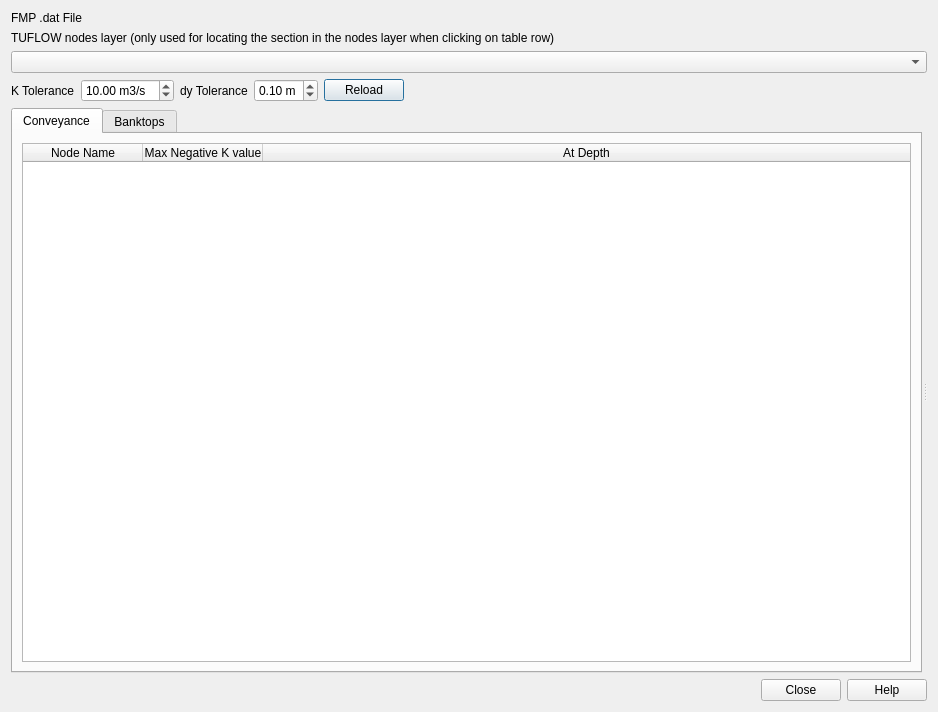
Old version of the form mod_check/forms/ui_fmpsectionproperty_check_dialog.ui in the repository duncan-r/ModCheck.
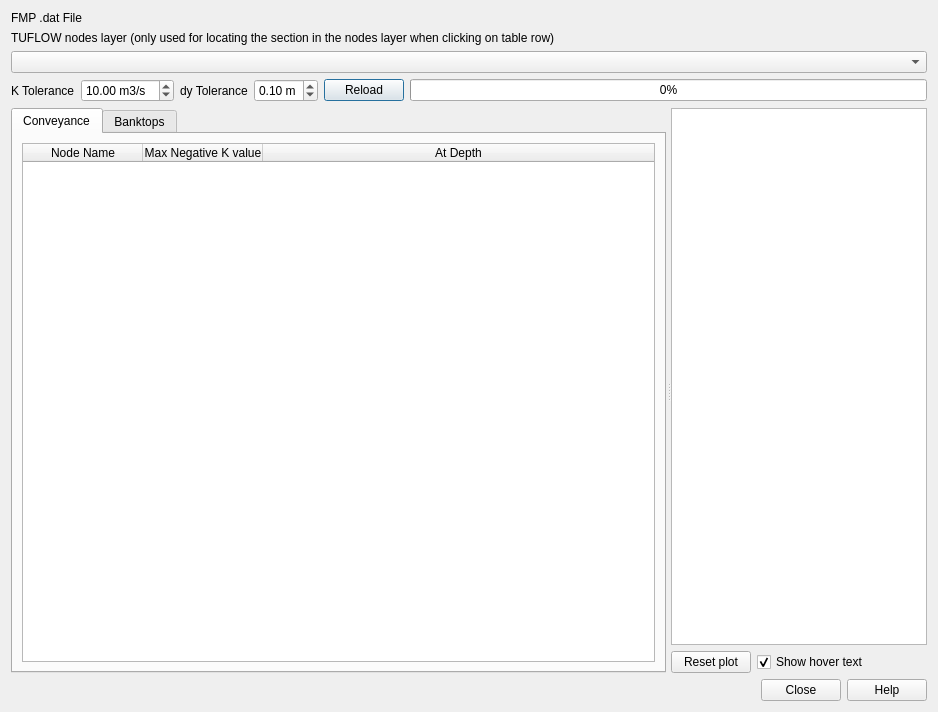
New version of the form. Custom widgets are drawn as their Qt base class.

Commit message:
Convert FM section check tool to use pyqtgraph.
Last of the existing tools to need porting over : )

What changed in the file:
```diff
--- a/mod_check/forms/ui_fmpsectionproperty_check_dialog.ui
+++ b/mod_check/forms/ui_fmpsectionproperty_check_dialog.ui
@@ -105,17 +105,17 @@
       </widget>
      </item>
      <item>
-      <spacer name="horizontalSpacer_2">
-       <property name="orientation">
-        <enum>Qt::Horizontal</enum>
+      <widget class="QProgressBar" name="progressBar">
+       <property name="sizePolicy">
+        <sizepolicy hsizetype="Expanding" vsizetype="Fixed">
+         <horstretch>0</horstretch>
+         <verstretch>0</verstretch>
+        </sizepolicy>
        </property>
-       <property name="sizeHint" stdset="0">
-        <size>
-         <width>40</width>
-         <height>20</height>
-        </size>
+       <property name="value">
+        <number>0</number>
        </property>
-      </spacer>
+      </widget>
      </item>
     </layout>
    </item>
@@ -212,7 +212,45 @@
       </widget>
      </widget>
      <widget class="QWidget" name="layoutWidget">
-      <layout class="QVBoxLayout" name="graphLayout"/>
+      <layout class="QVBoxLayout" name="graphLayout">
+       <item>
+        <widget class="PlotWidget" name="sectionGraphicsView"/>
+       </item>
+       <item>
+        <layout class="QHBoxLayout" name="horizontalLayout">
+         <item>
+          <widget class="QPushButton" name="resetPlotButton">
+           <property name="text">
+            <string>Reset plot</string>
+           </property>
+          </widget>
+         </item>
+         <item>
+          <widget class="QCheckBox" name="showHoverCBox">
+           <property name="text">
+            <string>Show hover text</string>
+           </property>
+           <property name="checked">
+            <bool>true</bool>
+           </property>
+          </widget>
+         </item>
+         <item>
+          <spacer name="horizontalSpacer">
+           <property name="orientation">
+            <enum>Qt::Horizontal</enum>
+           </property>
+           <property name="sizeHint" stdset="0">
+            <size>
+             <width>40</width>
+             <height>20</height>
+            </size>
+           </property>
+          </spacer>
+         </item>
+        </layout>
+       </item>
+      </layout>
      </widget>
     </widget>
    </item>
@@ -220,6 +258,12 @@
     <layout class="QHBoxLayout" name="horizontalLayout_5">
      <item>
       <widget class="QLabel" name="statusLabel">
+       <property name="sizePolicy">
+        <sizepolicy hsizetype="Preferred" vsizetype="Preferred">
+         <horstretch>3</horstretch>
+         <verstretch>0</verstretch>
+        </sizepolicy>
+       </property>
        <property name="text">
         <string/>
        </property>
@@ -258,6 +302,11 @@
    <extends>QComboBox</extends>
    <header>qgsmaplayercombobox.h</header>
   </customwidget>
+  <customwidget>
+   <class>PlotWidget</class>
+   <extends>QGraphicsView</extends>
+   <header>pyqtgraph</header>
+  </customwidget>
  </customwidgets>
  <resources/>
  <connections>
```
The commit also changes 5 other files.
